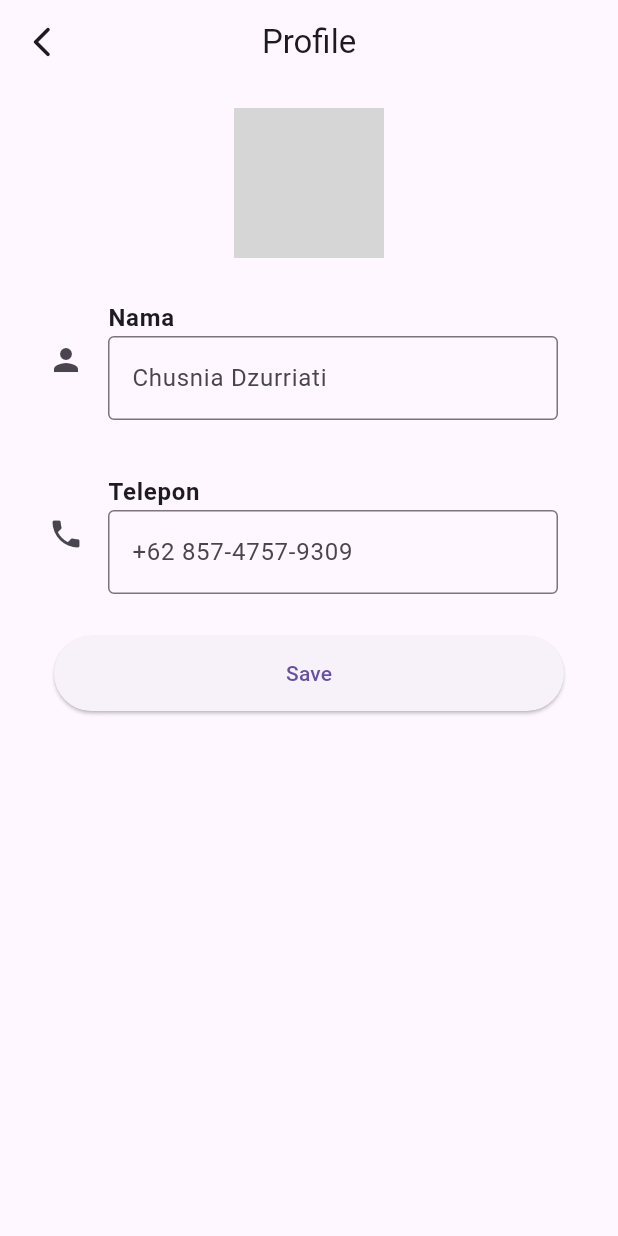
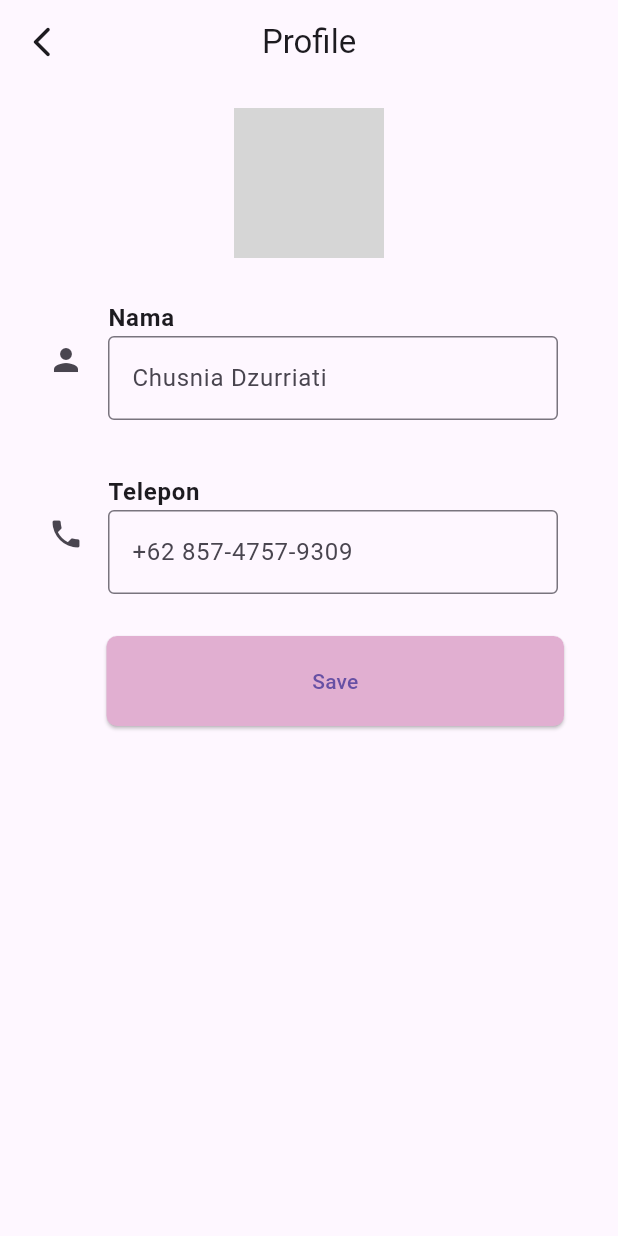
Before and after one commit to ChusniaDzurriati30/Toko_Jam, a Flutter app: the ProfilePage screen opened directly, on a phone screen of 412 x 824 dp. Run offline on Flutter 3.47's test engine with Material 3 defaults, Android fonts, the light colour scheme and no system bars; our stand-ins replace image_picker, sqflite; accounts and stored records are empty; grey boxes are pictures that could not be loaded.

Commit message:
button save new

```diff
--- a/lib/profile_page.dart
+++ b/lib/profile_page.dart
@@ -254,14 +254,21 @@ class _ProfilePageState extends State<ProfilePage> {
             ),
             const SizedBox(height: 20),
             Padding(
-              padding: const EdgeInsets.symmetric(
-                  horizontal: 20), // Adjust padding on the left and right sides
-              child: ElevatedButton(
-                onPressed: _saveUserData,
-                child: const Text('Save'),
-                style: ElevatedButton.styleFrom(
-                  minimumSize:
-                      Size(double.infinity, 50), // Set minimum button size
+              padding: const EdgeInsets.only(
+                  left: 55, right: 20), // Adjust left and right padding
+              child: Align(
+                alignment: Alignment.centerRight,
+                child: ElevatedButton(
+                  onPressed: _saveUserData,
+                  child: const Text('Save'),
+                  style: ElevatedButton.styleFrom(
+                    minimumSize: Size(double.infinity, 10),
+                    backgroundColor: Color(0xFFFE1AFD1),
+                    padding: EdgeInsets.symmetric(horizontal: 10, vertical: 20),
+                    shape: RoundedRectangleBorder(
+                      borderRadius: BorderRadius.circular(7.0),
+                    ),
+                  ),
                 ),
               ),
             ),
```
